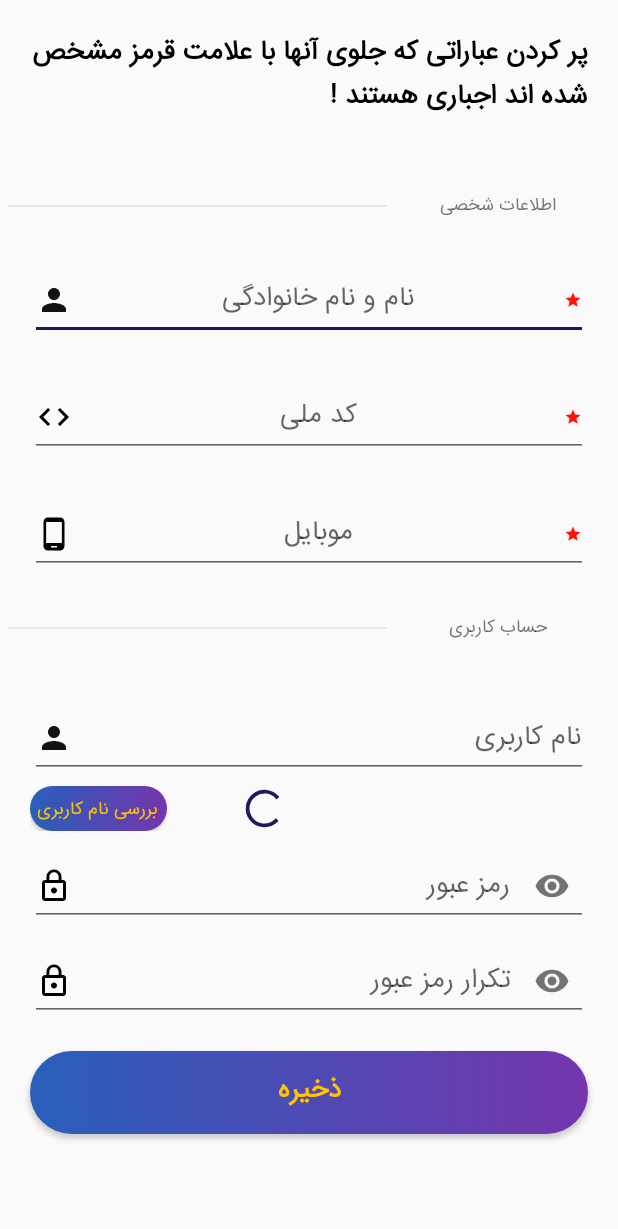
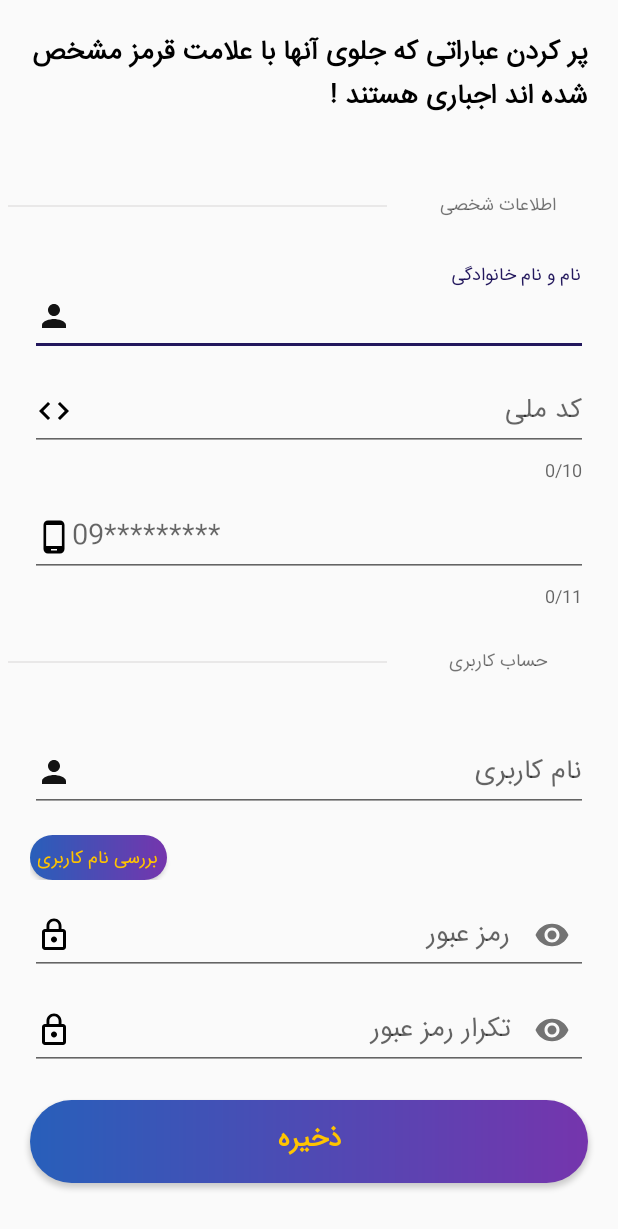
Before and after one commit to Amin397/Sport-Cup, an Android app: the NewAccount screen opened directly, with no data from a screen before it, on a phone screen of 412 x 824 dp. Shown: the top 1229 px of the screen. Run offline under Robolectric (Android 15) with nearby library versions, the phone set to English and light mode, and no system bars.

Commit message:
Create new account UI completed

```diff
--- a/app/src/main/AndroidManifest.xml
+++ b/app/src/main/AndroidManifest.xml
@@ -22,7 +22,6 @@
         <activity android:name=".activities.hoviat.Hoviat" />
         <activity
             android:name=".activities.splash_screen.SplashScreen"
-            android:windowSoftInputMode="adjustResize"
             android:theme="@style/Theme.AppCompat.Light.NoActionBar">
             <intent-filter>
                 <action android:name="android.intent.action.MAIN" />
--- a/app/src/main/java/com/example/sportcup/activities/newAccount/NewAccount.java
+++ b/app/src/main/java/com/example/sportcup/activities/newAccount/NewAccount.java
@@ -1,26 +1,44 @@
 package com.example.sportcup.activities.newAccount;
 
+import android.content.DialogInterface;
 import android.content.res.ColorStateList;
 import android.graphics.Color;
+import android.os.CountDownTimer;
 import android.os.Handler;
 import android.support.design.widget.TextInputLayout;
+import android.support.v7.app.AlertDialog;
 import android.support.v7.app.AppCompatActivity;
 import android.os.Bundle;
 import android.support.v7.widget.AppCompatEditText;
 import android.support.v7.widget.Toolbar;
 import android.text.Editable;
 import android.text.TextWatcher;
+import android.view.View;
 import android.view.Window;
 import android.view.WindowManager;
 import android.widget.AbsListView;
+import android.widget.Button;
+import android.widget.ImageView;
+import android.widget.ProgressBar;
 import android.widget.Toast;
 
 import com.example.sportcup.R;
 
+import java.util.concurrent.Delayed;
+import java.util.concurrent.TimeUnit;
+
 public class NewAccount extends AppCompatActivity {
 
-    private AppCompatEditText username , password , re_password;
-    private TextInputLayout l_user , l_pass , l_repass;
+    private AppCompatEditText userName , password , re_password , fullName , nationalCode , phoneNumber;
+    private TextInputLayout l_user , l_pass , l_repass , l_fullName , l_nationalCode , l_phoneNumber;
+    private Button btn_save , btn_test_userName;
+    private AlertDialog.Builder alertDialog;
+    private ProgressBar progress_test;
+    private ImageView img_test;
+
+    private static final int EXISTED = 1;
+    private static final int NOTEXISTED = 0;
+
     @Override
     protected void onCreate(Bundle savedInstanceState) {
         super.onCreate(savedInstanceState);
@@ -29,6 +47,140 @@ public class NewAccount extends AppCompatActivity {
         setContentView(R.layout.activity_new_account);
 
         initView();
+
+        fullName.addTextChangedListener(new TextWatcher() {
+            @Override
+            public void beforeTextChanged(CharSequence charSequence, int i, int i1, int i2) {
+
+            }
+
+            @Override
+            public void onTextChanged(CharSequence charSequence, int i, int i1, int i2) {
+                if (fullName.getText().toString().length() < 4){
+                    l_fullName.setErrorEnabled(true);
+                    l_fullName.setError("لطفا بیشتر از 4 حرف وارد کنید");
+                }
+            }
+
+            @Override
+            public void afterTextChanged(Editable editable) {
+                if (fullName.getText().toString().length() > 3){
+                    l_fullName.setErrorEnabled(false);
+                }
+
+                if (fullName.getText().toString().isEmpty()){
+                    l_fullName.setErrorEnabled(false);
+                }
+            }
+        });
+
+        nationalCode.addTextChangedListener(new TextWatcher() {
+            @Override
+            public void beforeTextChanged(CharSequence charSequence, int i, int i1, int i2) {
+
+            }
+
+            @Override
+            public void onTextChanged(CharSequence charSequence, int i, int i1, int i2) {
+                if (nationalCode.getText().toString().length() < 10){
+                    l_nationalCode.setErrorEnabled(true);
+                    l_nationalCode.setError("کد ملی باید 10 رقم باشد !");
+                }
+            }
+
+            @Override
+            public void afterTextChanged(Editable editable) {
+                if (nationalCode.getText().toString().length() == 10){
+                    l_nationalCode.setErrorEnabled(false);
+                }
+
+                if (nationalCode.getText().toString().isEmpty()){
+                    l_nationalCode.setErrorEnabled(false);
+                }
+            }
+        });
+        l_nationalCode.setCounterEnabled(true);
+        l_nationalCode.setCounterMaxLength(10);
+
+        phoneNumber.addTextChangedListener(new TextWatcher() {
+            @Override
+            public void beforeTextChanged(CharSequence charSequence, int i, int i1, int i2) {
+
+            }
+
+            @Override
+            public void onTextChanged(CharSequence charSequence, int i, int i1, int i2) {
+                if (phoneNumber.getText().toString().length() < 11){
+                    l_phoneNumber.setErrorEnabled(true);
+                    l_phoneNumber.setError("شماره موبایل وارد شده صحیح نیست !");
+                }
+            }
+
+            @Override
+            public void afterTextChanged(Editable editable) {
+                if (phoneNumber.getText().toString().length() == 11){
+                    l_phoneNumber.setErrorEnabled(false);
+                }
+
+                if (phoneNumber.getText().toString().isEmpty()){
+                    l_phoneNumber.setErrorEnabled(false);
+                }
+            }
+        });
+        l_phoneNumber.setCounterEnabled(true);
+        l_phoneNumber.setCounterMaxLength(11);
+
+        userName.addTextChangedListener(new TextWatcher() {
+            @Override
+            public void beforeTextChanged(CharSequence charSequence, int i, int i1, int i2) {
+
+            }
+
+            @Override
+            public void onTextChanged(CharSequence charSequence, int i, int i1, int i2) {
+                if (userName.getText().toString().length() < 6){
+                    l_user.setErrorEnabled(true);
+                    l_user.setError("نام کاربری باید بیشتر از 6 حرف باشد !");
+                }
+            }
+
+            @Override
+            public void afterTextChanged(Editable editable) {
+                if (userName.getText().toString().length() > 6){
+                    l_user.setErrorEnabled(false);
+                }
+
+                if (userName.getText().toString().isEmpty()){
+                    l_user.setErrorEnabled(false);
+                }
+            }
+        });
+
+        password.addTextChangedListener(new TextWatcher() {
+            @Override
+            public void beforeTextChanged(CharSequence charSequence, int i, int i1, int i2) {
+
+            }
+
+            @Override
+            public void onTextChanged(CharSequence charSequence, int i, int i1, int i2) {
+                if (password.getText().toString().length() <= 5){
+                    l_pass.setErrorEnabled(true);
+                    l_pass.setError("رمز عبور باید بیشتر از 5 حرف باشد !");
+                }
+            }
+
+            @Override
+            public void afterTextChanged(Editable editable) {
+                if (password.getText().toString().length() > 5){
+                    l_pass.setErrorEnabled(false);
+                }
+
+                if (password.getText().toString().isEmpty()){
+                    l_pass.setErrorEnabled(false);
+                }
+            }
+        });
 
         re_password.addTextChangedListener(new TextWatcher() {
             @Override
@@ -49,38 +201,95 @@ public class NewAccount extends AppCompatActivity {
                 if (password.getText().toString().equals(re_password.getText().toString())){
                     l_repass.setErrorEnabled(false);
                 }
+
+                if (re_password.getText().toString().isEmpty()){
+                    l_repass.setErrorEnabled(false);
+                }
             }
         });
-        password.addTextChangedListener(new TextWatcher() {
+
+        btn_test_userName.setOnClickListener(testUserNameClickListener);
+        btn_save.setOnClickListener(saveClickListener);
+
+    }
+
+    private Button.OnClickListener testUserNameClickListener
+             = new View.OnClickListener() {
         @Override
-            public void beforeTextChanged(CharSequence charSequence, int i, int i1, int i2) {
+        public void onClick(View view) {
+            progress_test.setVisibility(View.VISIBLE);
+
+            new CountDownTimer(2000, 1000) {
+                @Override
+                public void onTick(long l) {
 
                 }
 
                 @Override
-            public void onTextChanged(CharSequence charSequence, int i, int i1, int i2) {
-                if (password.getText().toString().length() <= 5){
-                    l_pass.setErrorEnabled(true);
-                    l_pass.setError("رمز عبور باید بیشتر از 5 حرف باشد !");
+                public void onFinish() {
+                    //اینو هم بذار اگه خالی بود یوزر نیم چیکار کنه
+                    if (Existed()){
+                        progress_test.setVisibility(View.GONE);
+                        img_test.setImageResource(R.drawable.ic_verified_user_black_24dp);
+                    }else {
+                        progress_test.setVisibility(View.GONE);
+                        img_test.setImageResource(R.drawable.ic_error_outline_red_24dp);
                     }
                 }
+            }.start();
+        }
+    };
 
+    private boolean Existed() {
+        return false;
+    }
+
+    private Button.OnClickListener saveClickListener
+             = new View.OnClickListener() {
         @Override
-            public void afterTextChanged(Editable editable) {
-                if (password.getText().toString().length() > 5){
-                    l_pass.setErrorEnabled(false);
+        public void onClick(View view) {
+            //اینو هم چک کنه اگه همه مقادیر خالی بود چیکار کنه
+            if (l_fullName.isErrorEnabled() || l_nationalCode.isErrorEnabled() || l_phoneNumber.isErrorEnabled()
+                    || l_user.isErrorEnabled() || l_pass.isErrorEnabled() || l_repass.isErrorEnabled()){
+
+                alertDialog = new AlertDialog.Builder(NewAccount.this)
+                        .setTitle("خطا")
+                        .setMessage("لطفا تمامی مقادیر را صحیح وارد کنید !")
+                        .setCancelable(true)
+                        .setPositiveButton("تایید !", new DialogInterface.OnClickListener() {
+                            @Override
+                            public void onClick(DialogInterface dialogInterface, int i) {
+                                dialogInterface.dismiss();
+                            }
+                        });
+                AlertDialog builder = alertDialog.create();
+                builder.show();
+            }else {
+                sendReqForCreateAccount();
             }
         }
-        });
+    };
 
+    private void sendReqForCreateAccount() {
+        Toast.makeText(this, "Request", Toast.LENGTH_SHORT).show();
     }
 
     private void initView() {
-        username = (AppCompatEditText) findViewById(R.id.txt_username_new_acc_id);
+        userName = (AppCompatEditText) findViewById(R.id.txt_username_new_acc_id);
         l_user = (TextInputLayout) findViewById(R.id.l_user_id);
         password = (AppCompatEditText) findViewById(R.id.txt_password_new_acc_id);
         l_pass = (TextInputLayout) findViewById(R.id.l_pass_id);
         re_password = (AppCompatEditText) findViewById(R.id.txt_re_password_new_acc_id);
         l_repass = (TextInputLayout) findViewById(R.id.l_repass_id);
+        fullName = (AppCompatEditText) findViewById(R.id.txt_fullname_new_acc_id);
+        l_fullName = (TextInputLayout) findViewById(R.id.l_fullname_id);
+        nationalCode = (AppCompatEditText) findViewById(R.id.txt_national_code_new_acc_id);
+        l_nationalCode = (TextInputLayout) findViewById(R.id.l_national_code_id);
+        phoneNumber = (AppCompatEditText) findViewById(R.id.txt_phone_new_acc_id);
+        l_phoneNumber = (TextInputLayout) findViewById(R.id.l_phone_id);
+        btn_save = (Button) findViewById(R.id.btn_save_new_account_id);
+        btn_test_userName = (Button) findViewById(R.id.btn_test_user_id);
+        progress_test = (ProgressBar) findViewById(R.id.progress_test_username_id);
+        img_test = (ImageView) findViewById(R.id.image_test_username_id);
     }
 }
--- a/app/src/main/res/drawable/ic_error_outline_red_24dp.xml
+++ b/app/src/main/res/drawable/ic_error_outline_red_24dp.xml
@@ -1,4 +1,4 @@
-<vector android:height="24dp" android:tint="#FF1205"
+<vector android:height="24dp" android:tint="#B83A33"
     android:viewportHeight="24.0" android:viewportWidth="24.0"
     android:width="24dp" xmlns:android="http://schemas.android.com/apk/res/android">
     <path android:fillColor="#FF000000" android:pathData="M11,15h2v2h-2zM11,7h2v6h-2zM11.99,2C6.47,2 2,6.48 2,12s4.47,10 9.99,10C17.52,22 22,17.52 22,12S17.52,2 11.99,2zM12,20c-4.42,0 -8,-3.58 -8,-8s3.58,-8 8,-8 8,3.58 8,8 -3.58,8 -8,8z"/>
--- a/app/src/main/res/drawable/ic_verified_user_black_24dp.xml
+++ b/app/src/main/res/drawable/ic_verified_user_black_24dp.xml
@@ -1,4 +1,4 @@
-<vector android:height="24dp" android:tint="#00FF41"
+<vector android:height="24dp" android:tint="#4EA062"
     android:viewportHeight="24.0" android:viewportWidth="24.0"
     android:width="24dp" xmlns:android="http://schemas.android.com/apk/res/android">
     <path android:fillColor="#FF000000" android:pathData="M12,1L3,5v6c0,5.55 3.84,10.74 9,12 5.16,-1.26 9,-6.45 9,-12L21,5l-9,-4zM10,17l-4,-4 1.41,-1.41L10,14.17l6.59,-6.59L18,9l-8,8z"/>
--- a/app/src/main/res/layout/activity_new_account.xml
+++ b/app/src/main/res/layout/activity_new_account.xml
@@ -58,49 +58,67 @@
             android:layout_marginLeft="@dimen/margin_20dp"
             android:layout_height="wrap_content">
 
-            <android.support.design.widget.TextInputEditText
-                android:id="@+id/txt_fullname_new_acc_id"
+            <android.support.design.widget.TextInputLayout
                 android:layout_width="match_parent"
-                android:layout_height="wrap_content"
-                android:hint="@string/full_name"
                 android:textAlignment="center"
-                android:fontFamily="@font/iransans"
-                android:maxLines="1"
-                android:drawableRight="@drawable/ic_force_star_red_24dp"
-                android:drawableLeft="@drawable/ic_profile_black_24dp"
-                android:textColor="@color/color_black"
-                android:textSize="@dimen/textsize_18sp" />
+                android:id="@+id/l_fullname_id"
+                android:layout_height="wrap_content">
 
-            <android.support.design.widget.TextInputEditText
-                android:id="@+id/txt_national_code_new_acc_id"
+                <android.support.v7.widget.AppCompatEditText
+                    android:layout_width="match_parent"
+                    android:hint="@string/full_name"
+                    android:drawableLeft="@drawable/ic_profile_black_24dp"
+                    android:id="@+id/txt_fullname_new_acc_id"
+                    android:maxLines="1"
+                    android:maxLength="20"
+                    android:fontFamily="@font/iransans"
+                    android:textColor="@color/color_black"
+                    android:textAlignment="center"
+                    android:layout_height="match_parent"
+                    android:drawableStart="@drawable/ic_profile_black_24dp" />
+            </android.support.design.widget.TextInputLayout>
+
+            <android.support.design.widget.TextInputLayout
                 android:layout_width="match_parent"
-                android:layout_height="wrap_content"
-                android:layout_marginTop="@dimen/margin_25dp"
-                android:fontFamily="@font/iransans"
-                android:drawableLeft="@drawable/ic_code_black_24dp"
-                android:hint="@string/ational_code"
-                android:inputType="number"
-                android:maxLines="1"
-                android:drawableRight="@drawable/ic_force_star_red_24dp"
-                android:maxLength="10"
                 android:textAlignment="center"
-                android:textColor="@color/color_black"
-                android:textSize="@dimen/textsize_18sp" />
+                android:id="@+id/l_national_code_id"
+                android:layout_height="wrap_content">
 
-            <android.support.design.widget.TextInputEditText
-                android:id="@+id/txt_mobile_new_acc_id"
+                <android.support.v7.widget.AppCompatEditText
+                    android:layout_width="match_parent"
+                    android:hint="@string/ational_code"
+                    android:drawableLeft="@drawable/ic_code_black_24dp"
+                    android:id="@+id/txt_national_code_new_acc_id"
+                    android:maxLines="1"
+                    android:inputType="phone"
+                    android:maxLength="10"
+                    android:fontFamily="@font/iransans"
+                    android:textColor="@color/color_black"
+                    android:textAlignment="center"
+                    android:layout_height="match_parent"
+                    android:drawableStart="@drawable/ic_code_black_24dp" />
+            </android.support.design.widget.TextInputLayout>
+
+            <android.support.design.widget.TextInputLayout
                 android:layout_width="match_parent"
-                android:layout_height="wrap_content"
-                android:hint="@string/mobile_number"
                 android:textAlignment="center"
-                android:layout_marginTop="@dimen/margin_25dp"
-                android:maxLines="1"
-                android:inputType="phone"
-                android:fontFamily="@font/iransans"
-                android:drawableRight="@drawable/ic_force_star_red_24dp"
-                android:drawableLeft="@drawable/ic_phone_android_black_24dp"
-                android:textColor="@color/color_black"
-                android:textSize="@dimen/textsize_18sp" />
+                android:id="@+id/l_phone_id"
+                android:layout_height="wrap_content">
+
+                <android.support.v7.widget.AppCompatEditText
+                    android:layout_width="match_parent"
+                    android:hint="@string/phone_number"
+                    android:drawableLeft="@drawable/ic_phone_android_black_24dp"
+                    android:id="@+id/txt_phone_new_acc_id"
+                    android:maxLines="1"
+                    android:maxLength="11"
+                    android:inputType="phone"
+                    android:fontFamily="@font/iransans"
+                    android:textColor="@color/color_black"
+                    android:textAlignment="center"
+                    android:layout_height="match_parent"
+                    android:drawableStart="@drawable/ic_phone_android_black_24dp" />
+            </android.support.design.widget.TextInputLayout>
 
         </LinearLayout>
 
@@ -163,7 +181,7 @@
             <LinearLayout
                 android:orientation="horizontal"
                 android:layout_width="match_parent"
-                android:layout_marginTop="@dimen/margin_5dp"
+                android:layout_marginTop="@dimen/margin_15dp"
                 android:layout_height="wrap_content">
 
                 <Button
@@ -171,6 +189,7 @@
                     android:text="@string/user_test"
                     android:fontFamily="@font/iransans"
                     android:padding="@dimen/padding_5dp"
+                    android:id="@+id/btn_test_user_id"
                     android:textSize="@dimen/textsize_12sp"
                     android:textColor="@color/fab_detaile_color"
                     android:layout_width="wrap_content"
@@ -178,10 +197,16 @@
 
                 <ProgressBar
                     android:layout_width="30dp"
+                    android:visibility="gone"
                     android:layout_marginLeft="@dimen/margin_50dp"
                     android:id="@+id/progress_test_username_id"
                     android:layout_height="30dp"
                     android:layout_marginStart="@dimen/margin_50dp" />
+
+                <ImageView
+                    android:id="@+id/image_test_username_id"
+                    android:layout_width="wrap_content"
+                    android:layout_height="wrap_content" />
 
             </LinearLayout>
 
```
Lines whose indentation alone changed are shown as unchanged.
